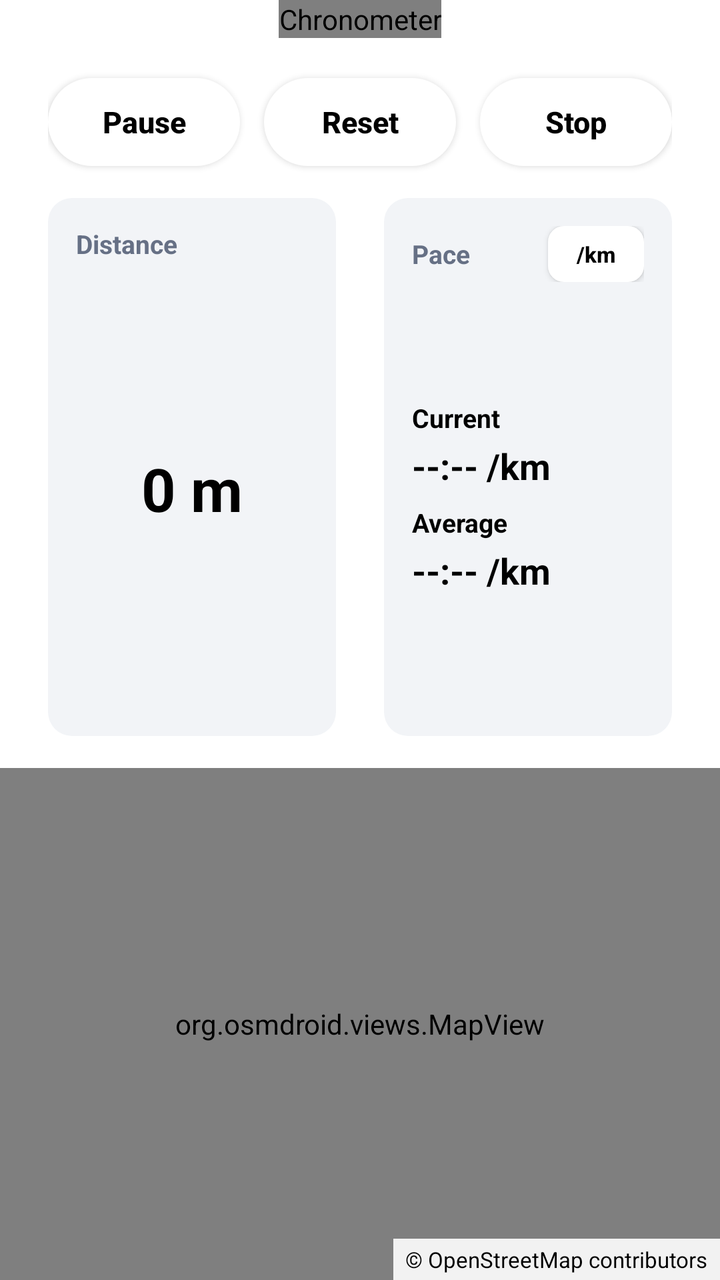
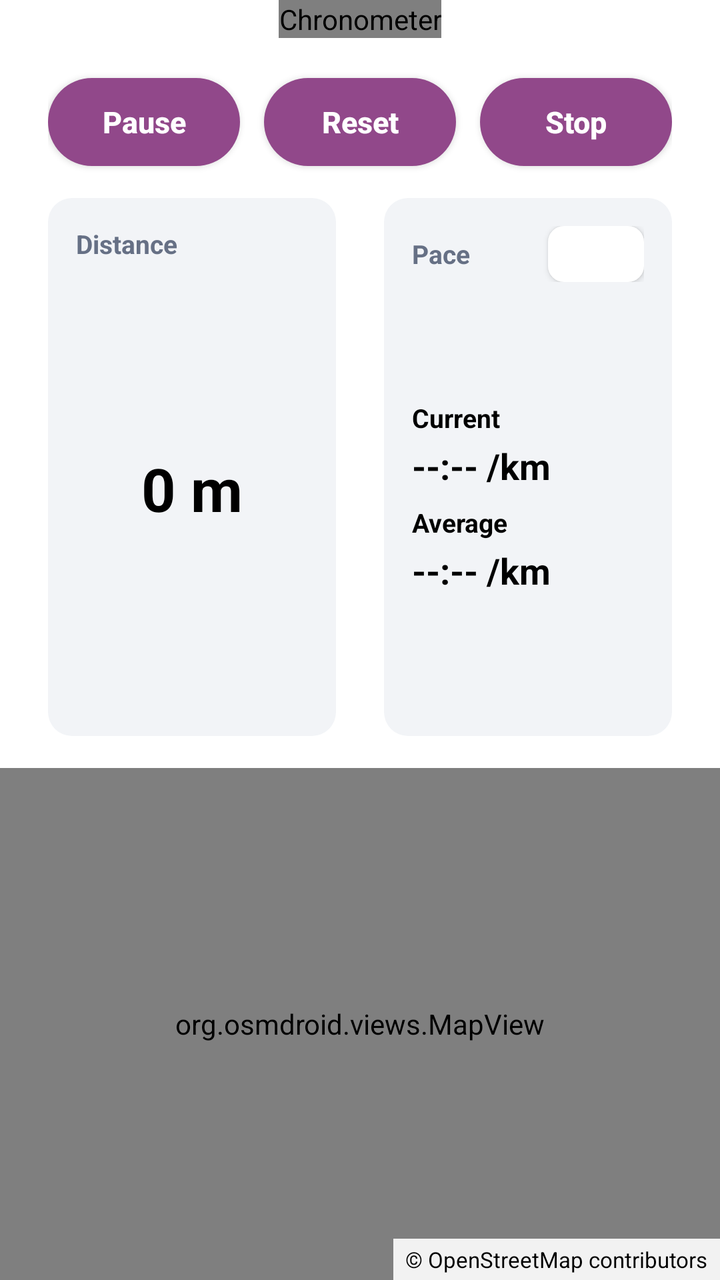

The first picture is an Android layout as it rendered before a commit; the second is the same layout after the commit. The layout source and the unified diff follow.
<!-- AndroidManifest.xml: application theme Theme.runr -->
<!-- res/layout/activity_run.xml -->
<?xml version="1.0" encoding="utf-8"?>
<androidx.constraintlayout.widget.ConstraintLayout xmlns:android="http://schemas.android.com/apk/res/android"
    xmlns:app="http://schemas.android.com/apk/res-auto"
    xmlns:tools="http://schemas.android.com/tools"
    android:id="@+id/runRoot"
    android:layout_width="match_parent"
    android:layout_height="match_parent"
    android:background="@color/run_screen_background"
    tools:context=".RunActivity">

    <androidx.constraintlayout.widget.Guideline
        android:id="@+id/halfwayGuideline"
        android:layout_width="wrap_content"
        android:layout_height="wrap_content"
        android:orientation="horizontal"
        app:layout_constraintGuide_percent="0.6" />

    <androidx.constraintlayout.widget.ConstraintLayout
        android:id="@+id/timerContainer"
        android:layout_width="0dp"
        android:layout_height="0dp"
        android:paddingStart="24dp"
        android:paddingEnd="24dp"
        app:layout_constraintBottom_toTopOf="@id/halfwayGuideline"
        app:layout_constraintEnd_toEndOf="parent"
        app:layout_constraintStart_toStartOf="parent"
        app:layout_constraintTop_toTopOf="parent">

        <Chronometer
            android:id="@+id/elapsedTimeChronometer"
            android:layout_width="wrap_content"
            android:layout_height="wrap_content"
            android:fontFamily="sans"
            android:format="%s"
            android:textColor="@color/run_screen_primary_text"
            android:textSize="56sp"
            android:textStyle="bold"
            app:layout_constraintBottom_toTopOf="@id/pauseRunButton"
            app:layout_constraintEnd_toEndOf="parent"
            app:layout_constraintStart_toStartOf="parent"
            app:layout_constraintTop_toTopOf="parent"
            app:layout_constraintVertical_bias="0.2"
            app:layout_constraintVertical_chainStyle="packed" />

        <androidx.appcompat.widget.AppCompatButton
            android:id="@+id/pauseRunButton"
            android:layout_width="0dp"
            android:layout_height="wrap_content"
            android:layout_marginTop="20dp"
            android:layout_marginEnd="6dp"
            android:minWidth="0dp"
            android:minHeight="44dp"
            android:background="@drawable/start_run_button_background"
            android:backgroundTint="@null"
            android:elevation="4dp"
            android:paddingStart="12dp"
            android:paddingEnd="12dp"
            android:text="@string/pause_run"
            android:textAllCaps="false"
            android:textColor="@color/start_run_button_text"
            android:textSize="15sp"
            android:textStyle="bold"
            app:backgroundTint="@null"
            app:layout_constraintBottom_toTopOf="@id/runStatsContainer"
            app:layout_constraintEnd_toStartOf="@id/resetRunButton"
            app:layout_constraintHorizontal_chainStyle="spread"
            app:layout_constraintStart_toStartOf="parent"
            app:layout_constraintTop_toBottomOf="@id/elapsedTimeChronometer" />

        <androidx.appcompat.widget.AppCompatButton
            android:id="@+id/resetRunButton"
            android:layout_width="0dp"
            android:layout_height="wrap_content"
            android:layout_marginStart="6dp"
            android:layout_marginEnd="6dp"
            android:minWidth="0dp"
            android:minHeight="44dp"
            android:background="@drawable/start_run_button_background"
            android:backgroundTint="@null"
            android:elevation="4dp"
            android:paddingStart="12dp"
            android:paddingEnd="12dp"
            android:text="@string/reset_run"
            android:textAllCaps="false"
            android:textColor="@color/start_run_button_text"
            android:textSize="15sp"
            android:textStyle="bold"
            app:backgroundTint="@null"
            app:layout_constraintBottom_toBottomOf="@id/pauseRunButton"
            app:layout_constraintEnd_toStartOf="@id/stopRunButton"
            app:layout_constraintStart_toEndOf="@id/pauseRunButton"
            app:layout_constraintTop_toTopOf="@id/pauseRunButton" />

        <androidx.appcompat.widget.AppCompatButton
            android:id="@+id/stopRunButton"
            android:layout_width="0dp"
            android:layout_height="wrap_content"
            android:layout_marginStart="6dp"
            android:minWidth="0dp"
            android:minHeight="44dp"
            android:background="@drawable/start_run_button_background"
            android:backgroundTint="@null"
            android:elevation="4dp"
            android:paddingStart="12dp"
            android:paddingEnd="12dp"
            android:text="@string/stop_run"
            android:textAllCaps="false"
            android:textColor="@color/start_run_button_text"
            android:textSize="15sp"
            android:textStyle="bold"
            app:backgroundTint="@null"
            app:layout_constraintBottom_toBottomOf="@id/pauseRunButton"
            app:layout_constraintEnd_toEndOf="parent"
            app:layout_constraintStart_toEndOf="@id/resetRunButton"
            app:layout_constraintTop_toTopOf="@id/pauseRunButton" />

        <LinearLayout
            android:id="@+id/runStatsContainer"
            android:layout_width="0dp"
            android:layout_height="0dp"
            android:layout_marginTop="16dp"
            android:layout_marginBottom="16dp"
            android:gravity="top"
            android:orientation="horizontal"
            app:layout_constraintBottom_toBottomOf="parent"
            app:layout_constraintEnd_toEndOf="parent"
            app:layout_constraintStart_toStartOf="parent"
            app:layout_constraintTop_toBottomOf="@id/pauseRunButton">

            <LinearLayout
                android:id="@+id/distanceStatsContainer"
                android:layout_width="0dp"
                android:layout_height="match_parent"
                android:layout_marginEnd="12dp"
                android:layout_weight="1"
                android:background="@drawable/run_stat_tile_background"
                android:orientation="vertical"
                android:padding="14dp">

                <TextView
                    android:id="@+id/distanceLabelText"
                    android:layout_width="match_parent"
                    android:layout_height="wrap_content"
                    android:gravity="start"
                    android:text="@string/distance_label"
                    android:textColor="@color/run_screen_secondary_text"
                    android:textSize="13sp"
                    android:textStyle="bold" />

                <FrameLayout
                    android:layout_width="match_parent"
                    android:layout_height="0dp"
                    android:layout_marginTop="4dp"
                    android:layout_weight="1">

                    <TextView
                        android:id="@+id/distanceText"
                        android:layout_width="wrap_content"
                        android:layout_height="wrap_content"
                        android:layout_gravity="center"
                        android:text="@string/distance_placeholder"
                        android:textColor="@color/run_screen_primary_text"
                        android:textSize="30sp"
                        android:textStyle="bold" />

                </FrameLayout>

            </LinearLayout>

            <LinearLayout
                android:id="@+id/paceStatsContainer"
                android:layout_width="0dp"
                android:layout_height="match_parent"
                android:layout_marginStart="12dp"
                android:layout_weight="1"
                android:background="@drawable/run_stat_tile_background"
                android:orientation="vertical"
                android:padding="14dp">

                <LinearLayout
                    android:layout_width="match_parent"
                    android:layout_height="wrap_content"
                    android:gravity="center_vertical"
                    android:orientation="horizontal">

                    <TextView
                        android:id="@+id/paceLabelText"
                        android:layout_width="0dp"
                        android:layout_height="wrap_content"
                        android:layout_weight="1"
                        android:gravity="start"
                        android:text="@string/pace_label"
                        android:textColor="@color/run_screen_secondary_text"
                        android:textSize="13sp"
                        android:textStyle="bold" />

                    <androidx.appcompat.widget.AppCompatButton
                        android:id="@+id/paceUnitToggleButton"
                        android:layout_width="48dp"
                        android:layout_height="28dp"
                        android:layout_gravity="end|center_vertical"
                        android:background="@drawable/pace_unit_toggle_background"
                        android:backgroundTint="@null"
                        android:minWidth="0dp"
                        android:minHeight="0dp"
                        android:paddingStart="6dp"
                        android:paddingEnd="6dp"
                        android:text="@string/pace_unit_pace"
                        android:textAllCaps="false"
                        android:textColor="@color/run_screen_primary_text"
                        android:textSize="11sp"
                        android:textStyle="bold"
                        app:backgroundTint="@null" />

                </LinearLayout>

                <LinearLayout
                    android:id="@+id/paceValuesContainer"
                    android:layout_width="match_parent"
                    android:layout_height="0dp"
                    android:layout_marginTop="4dp"
                    android:layout_weight="1"
                    android:gravity="center_vertical"
                    android:orientation="vertical">

                    <TextView
                        android:id="@+id/currentPaceLabelText"
                        android:layout_width="match_parent"
                        android:layout_height="wrap_content"
                        android:gravity="start"
                        android:includeFontPadding="false"
                        android:text="@string/current_pace_label"
                        android:textColor="@color/run_screen_primary_text"
                        android:textSize="13sp"
                        android:textStyle="bold" />

                    <TextView
                        android:id="@+id/currentPaceText"
                        android:layout_width="match_parent"
                        android:layout_height="wrap_content"
                        android:layout_marginTop="6dp"
                        android:gravity="start"
                        android:includeFontPadding="false"
                        android:text="@string/current_pace_placeholder"
                        android:textColor="@color/run_screen_primary_text"
                        android:textSize="18sp"
                        android:textStyle="bold" />

                    <TextView
                        android:id="@+id/averagePaceLabelText"
                        android:layout_width="match_parent"
                        android:layout_height="wrap_content"
                        android:layout_marginTop="10dp"
                        android:gravity="start"
                        android:includeFontPadding="false"
                        android:text="@string/average_pace_label"
                        android:textColor="@color/run_screen_primary_text"
                        android:textSize="13sp"
                        android:textStyle="bold" />

                    <TextView
                        android:id="@+id/averagePaceText"
                        android:layout_width="match_parent"
                        android:layout_height="wrap_content"
                        android:layout_marginTop="6dp"
                        android:gravity="start"
                        android:includeFontPadding="false"
                        android:text="@string/average_pace_placeholder"
                        android:textColor="@color/run_screen_primary_text"
                        android:textSize="18sp"
                        android:textStyle="bold" />

                </LinearLayout>

            </LinearLayout>

        </LinearLayout>

    </androidx.constraintlayout.widget.ConstraintLayout>

    <FrameLayout
        android:id="@+id/mapContainer"
        android:layout_width="0dp"
        android:layout_height="0dp"
        android:background="@color/map_placeholder_background"
        app:layout_constraintBottom_toBottomOf="parent"
        app:layout_constraintEnd_toEndOf="parent"
        app:layout_constraintStart_toStartOf="parent"
        app:layout_constraintTop_toBottomOf="@id/halfwayGuideline">

        <org.osmdroid.views.MapView
            android:id="@+id/runMapView"
            android:layout_width="match_parent"
            android:layout_height="match_parent" />

        <TextView
            android:id="@+id/mapAttributionText"
            android:layout_width="wrap_content"
            android:layout_height="wrap_content"
            android:layout_gravity="bottom|end"
            android:background="@color/map_status_overlay_background"
            android:paddingStart="6dp"
            android:paddingTop="3dp"
            android:paddingEnd="6dp"
            android:paddingBottom="3dp"
            android:text="@string/map_attribution"
            android:textColor="@color/run_screen_primary_text"
            android:textSize="11sp" />

    </FrameLayout>

</androidx.constraintlayout.widget.ConstraintLayout>
<!-- resources referenced by this layout -->
<resources>
  <color name="map_placeholder_background">#FFEAF2F8</color>
  <color name="map_status_overlay_background">#E6FFFFFF</color>
  <color name="run_screen_background">#FFFFFFFF</color>
  <color name="run_screen_primary_text">#FF000000</color>
  <color name="run_screen_secondary_text">#FF667085</color>
  <color name="start_run_button_text">#FF000000</color>
  <!-- drawable pace_unit_toggle_background (drawable) -->
  <?xml version="1.0" encoding="utf-8"?>
  <selector xmlns:android="http://schemas.android.com/apk/res/android">
      <item android:state_pressed="true">
          <shape>
              <solid android:color="@color/start_run_button_pressed" />
              <corners android:radius="8dp" />
          </shape>
      </item>
      <item>
          <shape>
              <solid android:color="@color/start_run_button" />
              <corners android:radius="8dp" />
          </shape>
      </item>
  </selector>
  <!-- drawable run_stat_tile_background (drawable) -->
  <?xml version="1.0" encoding="utf-8"?>
  <shape xmlns:android="http://schemas.android.com/apk/res/android">
      <solid android:color="@color/run_stat_tile_background" />
      <corners android:radius="12dp" />
  </shape>
  <!-- drawable start_run_button_background (drawable) -->
  <?xml version="1.0" encoding="utf-8"?>
  <selector xmlns:android="http://schemas.android.com/apk/res/android">
      <item android:state_pressed="true">
          <shape>
              <solid android:color="@color/start_run_button_pressed" />
              <corners android:radius="28dp" />
          </shape>
      </item>
      <item>
          <shape>
              <solid android:color="@color/start_run_button" />
              <corners android:radius="28dp" />
          </shape>
      </item>
  </selector>
  <string name="average_pace_label">Average</string>
  <string name="average_pace_placeholder">--:-- /km</string>
  <string name="current_pace_label">Current</string>
  <string name="current_pace_placeholder">--:-- /km</string>
  <string name="distance_label">Distance</string>
  <string name="distance_placeholder">0 m</string>
  <string name="map_attribution">© OpenStreetMap contributors</string>
  <string name="pace_label">Pace</string>
  <string name="pace_unit_pace">/km</string>
  <string name="pause_run">Pause</string>
  <string name="reset_run">Reset</string>
  <string name="stop_run">Stop</string>
  <style name="Theme.runr" parent="Base.Theme.runr" />
  <color name="start_run_button_pressed">#FFE7ECF3</color>
  <color name="start_run_button">#FFFFFFFF</color>
  <color name="run_stat_tile_background">#FFF2F4F7</color>
  <style name="Base.Theme.runr" parent="Theme.Material3.DayNight.NoActionBar">
          
          
      </style>
</resources>

<!-- the commit's change to res/layout/activity_run.xml (unified diff, before → after) -->
@@ -50,14 +50,14 @@
             android:layout_marginEnd="6dp"
             android:minWidth="0dp"
             android:minHeight="44dp"
-            android:background="@drawable/start_run_button_background"
+            android:background="@drawable/timer_button_background"
             android:backgroundTint="@null"
             android:elevation="4dp"
             android:paddingStart="12dp"
             android:paddingEnd="12dp"
             android:text="@string/pause_run"
             android:textAllCaps="false"
-            android:textColor="@color/start_run_button_text"
+            android:textColor="@color/timer_button_text"
             android:textSize="15sp"
             android:textStyle="bold"
             app:backgroundTint="@null"
@@ -75,14 +75,14 @@
             android:layout_marginEnd="6dp"
             android:minWidth="0dp"
             android:minHeight="44dp"
-            android:background="@drawable/start_run_button_background"
+            android:background="@drawable/timer_button_background"
             android:backgroundTint="@null"
             android:elevation="4dp"
             android:paddingStart="12dp"
             android:paddingEnd="12dp"
             android:text="@string/reset_run"
             android:textAllCaps="false"
-            android:textColor="@color/start_run_button_text"
+            android:textColor="@color/timer_button_text"
             android:textSize="15sp"
             android:textStyle="bold"
             app:backgroundTint="@null"
@@ -98,14 +98,14 @@
             android:layout_marginStart="6dp"
             android:minWidth="0dp"
             android:minHeight="44dp"
-            android:background="@drawable/start_run_button_background"
+            android:background="@drawable/timer_button_background"
             android:backgroundTint="@null"
             android:elevation="4dp"
             android:paddingStart="12dp"
             android:paddingEnd="12dp"
             android:text="@string/stop_run"
             android:textAllCaps="false"
-            android:textColor="@color/start_run_button_text"
+            android:textColor="@color/timer_button_text"
             android:textSize="15sp"
             android:textStyle="bold"
             app:backgroundTint="@null"
@@ -207,7 +207,7 @@
                         android:paddingEnd="6dp"
                         android:text="@string/pace_unit_pace"
                         android:textAllCaps="false"
-                        android:textColor="@color/run_screen_primary_text"
+                        android:textColor="@color/timer_button_text"
                         android:textSize="11sp"
                         android:textStyle="bold"
                         app:backgroundTint="@null" />
<!-- resource entries referenced after the edit -->
@@ -5,7 +5,7 @@
   <color name="run_screen_background">#FFFFFFFF</color>
   <color name="run_screen_primary_text">#FF000000</color>
   <color name="run_screen_secondary_text">#FF667085</color>
-  <color name="start_run_button_text">#FF000000</color>
+  <color name="timer_button_text">#FFFFFFFF</color>
   <!-- drawable pace_unit_toggle_background (drawable) -->
   <?xml version="1.0" encoding="utf-8"?>
   <selector xmlns:android="http://schemas.android.com/apk/res/android">
@@ -28,18 +28,18 @@
       <solid android:color="@color/run_stat_tile_background" />
       <corners android:radius="12dp" />
   </shape>
-  <!-- drawable start_run_button_background (drawable) -->
+  <!-- drawable timer_button_background (drawable) -->
   <?xml version="1.0" encoding="utf-8"?>
   <selector xmlns:android="http://schemas.android.com/apk/res/android">
       <item android:state_pressed="true">
           <shape>
-              <solid android:color="@color/start_run_button_pressed" />
+              <solid android:color="@color/timer_button_pressed" />
               <corners android:radius="28dp" />
           </shape>
       </item>
       <item>
           <shape>
-              <solid android:color="@color/start_run_button" />
+              <solid android:color="@color/timer_button" />
               <corners android:radius="28dp" />
           </shape>
       </item>
@@ -52,7 +52,7 @@
   <string name="distance_placeholder">0 m</string>
   <string name="map_attribution">© OpenStreetMap contributors</string>
   <string name="pace_label">Pace</string>
-  <string name="pace_unit_pace">/km</string>
+  <string name="pace_unit_pace">min/km</string>
   <string name="pause_run">Pause</string>
   <string name="reset_run">Reset</string>
   <string name="stop_run">Stop</string>
@@ -60,6 +60,8 @@
   <color name="start_run_button_pressed">#FFE7ECF3</color>
   <color name="start_run_button">#FFFFFFFF</color>
   <color name="run_stat_tile_background">#FFF2F4F7</color>
+  <color name="timer_button_pressed">#FF7B3D75</color>
+  <color name="timer_button">#FF91488A</color>
   <style name="Base.Theme.runr" parent="Theme.Material3.DayNight.NoActionBar">
           
           
